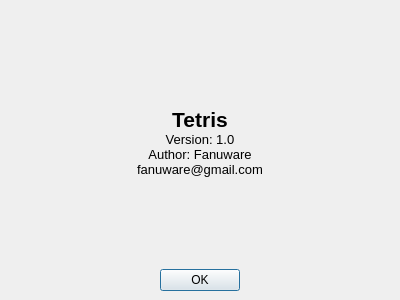
The window that ui/about.ui (fanuware/tetris) describes before a commit, drawn with Qt 5.
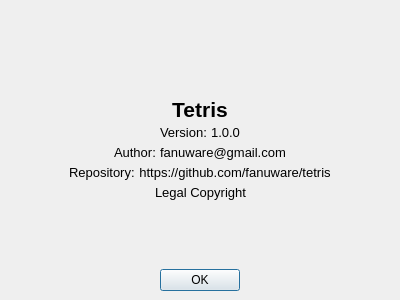
The same window after the commit. Icons and pictures are not drawn.

Patch:
```diff
--- a/ui/about.ui
+++ b/ui/about.ui
@@ -112,28 +112,271 @@
     </widget>
    </item>
    <item>
-    <widget class="QLabel" name="label_3">
-     <property name="maximumSize">
-      <size>
-       <width>16777215</width>
-       <height>16777215</height>
-      </size>
-     </property>
-     <property name="font">
-      <font>
-       <pointsize>10</pointsize>
-      </font>
-     </property>
-     <property name="text">
-      <string>Version: 1.0
-Author: Fanuware
-fanuware@gmail.com
-                        </string>
-     </property>
-     <property name="alignment">
-      <set>Qt::AlignCenter</set>
-     </property>
-    </widget>
+    <layout class="QHBoxLayout" name="horizontalLayout_2">
+     <item>
+      <spacer name="horizontalSpacer_7">
+       <property name="orientation">
+        <enum>Qt::Horizontal</enum>
+       </property>
+       <property name="sizeHint" stdset="0">
+        <size>
+         <width>40</width>
+         <height>20</height>
+        </size>
+       </property>
+      </spacer>
+     </item>
+     <item>
+      <widget class="QLabel" name="label_4">
+       <property name="maximumSize">
+        <size>
+         <width>16777215</width>
+         <height>16777215</height>
+        </size>
+       </property>
+       <property name="font">
+        <font>
+         <pointsize>10</pointsize>
+        </font>
+       </property>
+       <property name="text">
+        <string>Version: </string>
+       </property>
+       <property name="alignment">
+        <set>Qt::AlignLeading|Qt::AlignLeft|Qt::AlignVCenter</set>
+       </property>
+      </widget>
+     </item>
+     <item>
+      <widget class="QLabel" name="versionLabel">
+       <property name="maximumSize">
+        <size>
+         <width>16777215</width>
+         <height>16777215</height>
+        </size>
+       </property>
+       <property name="font">
+        <font>
+         <pointsize>10</pointsize>
+        </font>
+       </property>
+       <property name="text">
+        <string>1.0.0</string>
+       </property>
+       <property name="alignment">
+        <set>Qt::AlignCenter</set>
+       </property>
+      </widget>
+     </item>
+     <item>
+      <spacer name="horizontalSpacer_5">
+       <property name="orientation">
+        <enum>Qt::Horizontal</enum>
+       </property>
+       <property name="sizeHint" stdset="0">
+        <size>
+         <width>40</width>
+         <height>20</height>
+        </size>
+       </property>
+      </spacer>
+     </item>
+    </layout>
+   </item>
+   <item>
+    <layout class="QHBoxLayout" name="horizontalLayout_4">
+     <item>
+      <spacer name="horizontalSpacer_8">
+       <property name="orientation">
+        <enum>Qt::Horizontal</enum>
+       </property>
+       <property name="sizeHint" stdset="0">
+        <size>
+         <width>40</width>
+         <height>20</height>
+        </size>
+       </property>
+      </spacer>
+     </item>
+     <item>
+      <widget class="QLabel" name="label_8">
+       <property name="maximumSize">
+        <size>
+         <width>16777215</width>
+         <height>16777215</height>
+        </size>
+       </property>
+       <property name="font">
+        <font>
+         <pointsize>10</pointsize>
+        </font>
+       </property>
+       <property name="text">
+        <string>Author: </string>
+       </property>
+       <property name="alignment">
+        <set>Qt::AlignLeading|Qt::AlignLeft|Qt::AlignVCenter</set>
+       </property>
+      </widget>
+     </item>
+     <item>
+      <widget class="QLabel" name="label_9">
+       <property name="maximumSize">
+        <size>
+         <width>16777215</width>
+         <height>16777215</height>
+        </size>
+       </property>
+       <property name="font">
+        <font>
+         <pointsize>10</pointsize>
+        </font>
+       </property>
+       <property name="text">
+        <string>fanuware@gmail.com</string>
+       </property>
+       <property name="alignment">
+        <set>Qt::AlignCenter</set>
+       </property>
+      </widget>
+     </item>
+     <item>
+      <spacer name="horizontalSpacer_6">
+       <property name="orientation">
+        <enum>Qt::Horizontal</enum>
+       </property>
+       <property name="sizeHint" stdset="0">
+        <size>
+         <width>40</width>
+         <height>20</height>
+        </size>
+       </property>
+      </spacer>
+     </item>
+    </layout>
+   </item>
+   <item>
+    <layout class="QHBoxLayout" name="horizontalLayout_7">
+     <item>
+      <spacer name="horizontalSpacer_13">
+       <property name="orientation">
+        <enum>Qt::Horizontal</enum>
+       </property>
+       <property name="sizeHint" stdset="0">
+        <size>
+         <width>40</width>
+         <height>20</height>
+        </size>
+       </property>
+      </spacer>
+     </item>
+     <item>
+      <widget class="QLabel" name="label_12">
+       <property name="maximumSize">
+        <size>
+         <width>16777215</width>
+         <height>16777215</height>
+        </size>
+       </property>
+       <property name="font">
+        <font>
+         <pointsize>10</pointsize>
+        </font>
+       </property>
+       <property name="text">
+        <string>Repository: </string>
+       </property>
+       <property name="alignment">
+        <set>Qt::AlignLeading|Qt::AlignLeft|Qt::AlignVCenter</set>
+       </property>
+      </widget>
+     </item>
+     <item>
+      <widget class="QLabel" name="label_13">
+       <property name="maximumSize">
+        <size>
+         <width>16777215</width>
+         <height>16777215</height>
+        </size>
+       </property>
+       <property name="font">
+        <font>
+         <pointsize>10</pointsize>
+        </font>
+       </property>
+       <property name="text">
+        <string>https://github.com/fanuware/tetris</string>
+       </property>
+       <property name="alignment">
+        <set>Qt::AlignCenter</set>
+       </property>
+      </widget>
+     </item>
+     <item>
+      <spacer name="horizontalSpacer_14">
+       <property name="orientation">
+        <enum>Qt::Horizontal</enum>
+       </property>
+       <property name="sizeHint" stdset="0">
+        <size>
+         <width>40</width>
+         <height>20</height>
+        </size>
+       </property>
+      </spacer>
+     </item>
+    </layout>
+   </item>
+   <item>
+    <layout class="QHBoxLayout" name="horizontalLayout_5">
+     <item>
+      <spacer name="horizontalSpacer_9">
+       <property name="orientation">
+        <enum>Qt::Horizontal</enum>
+       </property>
+       <property name="sizeHint" stdset="0">
+        <size>
+         <width>40</width>
+         <height>20</height>
+        </size>
+       </property>
+      </spacer>
+     </item>
+     <item>
+      <widget class="QLabel" name="legalCopyrightLabel">
+       <property name="maximumSize">
+        <size>
+         <width>16777215</width>
+         <height>16777215</height>
+        </size>
+       </property>
+       <property name="font">
+        <font>
+         <pointsize>10</pointsize>
+        </font>
+       </property>
+       <property name="text">
+        <string>Legal Copyright</string>
+       </property>
+       <property name="alignment">
+        <set>Qt::AlignLeading|Qt::AlignLeft|Qt::AlignVCenter</set>
+       </property>
+      </widget>
+     </item>
+     <item>
+      <spacer name="horizontalSpacer_10">
+       <property name="orientation">
+        <enum>Qt::Horizontal</enum>
+       </property>
+       <property name="sizeHint" stdset="0">
+        <size>
+         <width>40</width>
+         <height>20</height>
+        </size>
+       </property>
+      </spacer>
+     </item>
+    </layout>
    </item>
    <item>
     <spacer name="verticalSpacer">
```
Left out of the diff: 7 changed lines with no effect on the pictures.
